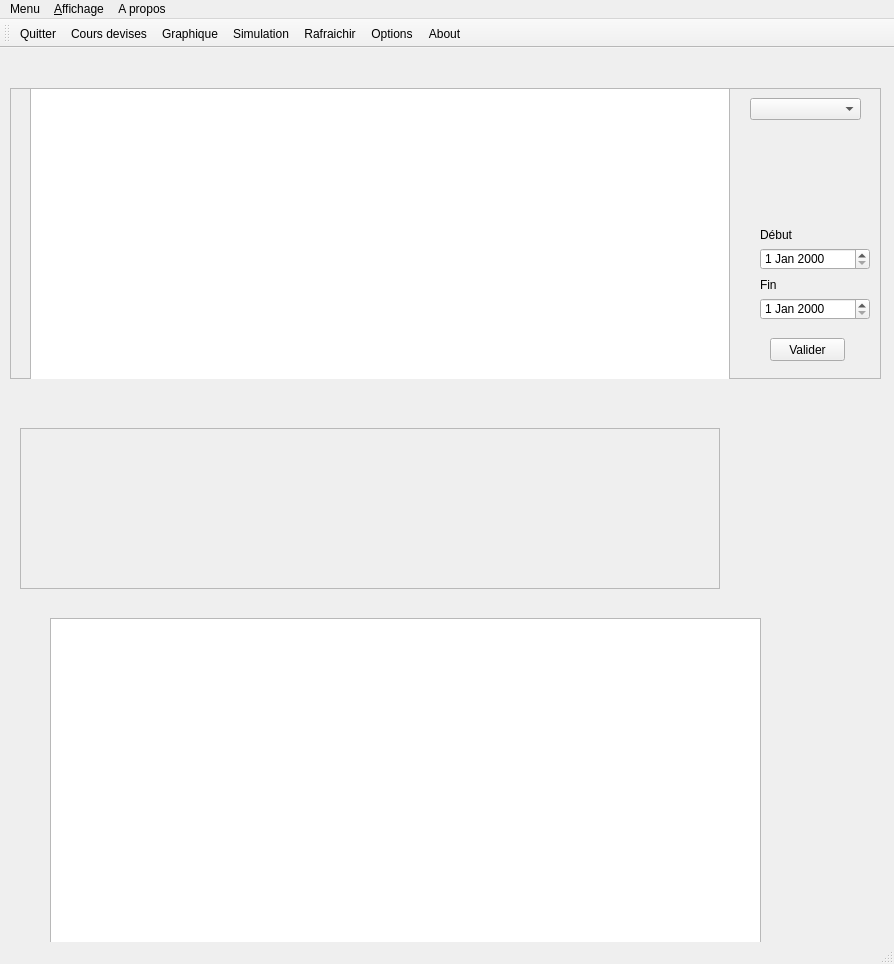
Qt form Projet3_TRADING/mainwindow.ui (MacFly669/myGitFiles) before a commit.
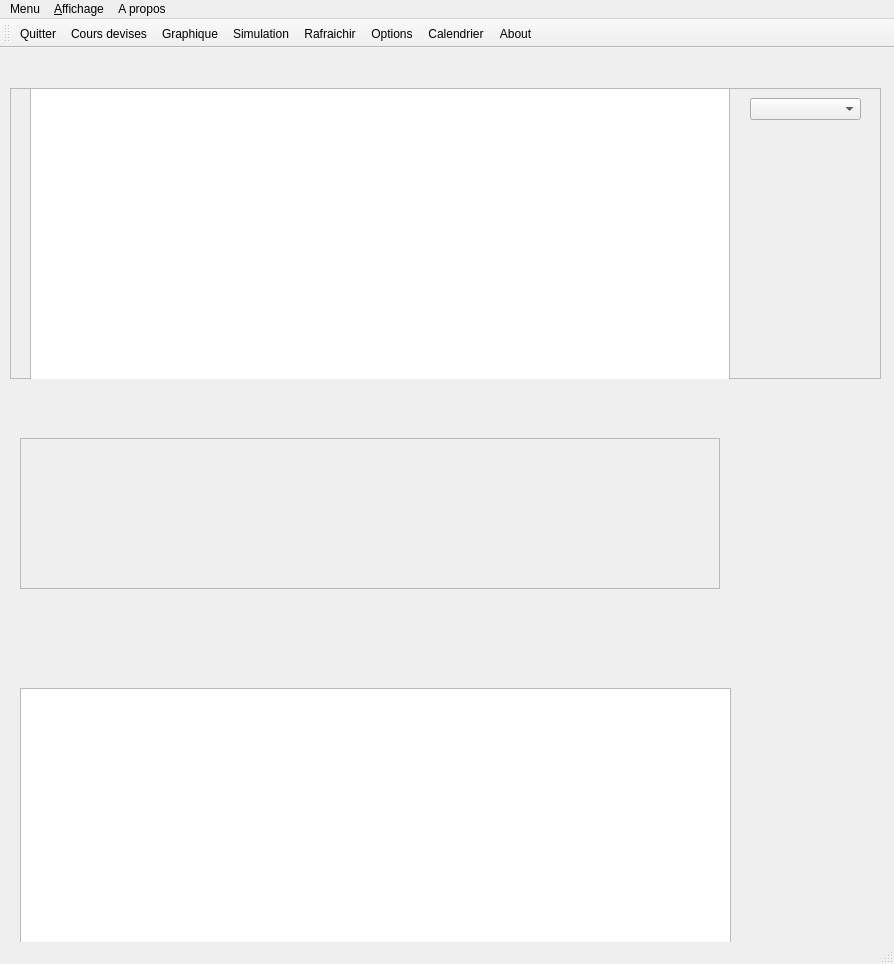
The same form after that commit. Icons and pictures are not drawn.

Commit message: Externalisation de la fenetre periode debut-fin

Patch:
```diff
--- a/Projet3_TRADING/mainwindow.ui
+++ b/Projet3_TRADING/mainwindow.ui
@@ -36,22 +36,6 @@
     <property name="frameShadow">
      <enum>QFrame::Raised</enum>
     </property>
-    <widget class="QPushButton" name="btn_valider_date">
-     <property name="geometry">
-      <rect>
-       <x>760</x>
-       <y>250</y>
-       <width>75</width>
-       <height>23</height>
-      </rect>
-     </property>
-     <property name="text">
-      <string>Valider</string>
-     </property>
-     <property name="flat">
-      <bool>false</bool>
-     </property>
-    </widget>
     <widget class="QTableView" name="tableView">
      <property name="geometry">
       <rect>
@@ -85,52 +69,6 @@
       <bool>true</bool>
      </property>
     </widget>
-    <widget class="QDateEdit" name="dateFin">
-     <property name="geometry">
-      <rect>
-       <x>750</x>
-       <y>210</y>
-       <width>110</width>
-       <height>22</height>
-      </rect>
-     </property>
-    </widget>
-    <widget class="QDateEdit" name="dateDebut">
-     <property name="geometry">
-      <rect>
-       <x>750</x>
-       <y>160</y>
-       <width>110</width>
-       <height>22</height>
-      </rect>
-     </property>
-    </widget>
-    <widget class="QLabel" name="labelDebut">
-     <property name="geometry">
-      <rect>
-       <x>750</x>
-       <y>140</y>
-       <width>47</width>
-       <height>13</height>
-      </rect>
-     </property>
-     <property name="text">
-      <string>Début</string>
-     </property>
-    </widget>
-    <widget class="QLabel" name="labelFin">
-     <property name="geometry">
-      <rect>
-       <x>750</x>
-       <y>190</y>
-       <width>47</width>
-       <height>13</height>
-      </rect>
-     </property>
-     <property name="text">
-      <string>Fin</string>
-     </property>
-    </widget>
     <widget class="QComboBox" name="comboDevises">
      <property name="geometry">
       <rect>
@@ -146,9 +84,9 @@
     <property name="geometry">
      <rect>
       <x>20</x>
-      <y>380</y>
+      <y>390</y>
       <width>700</width>
-      <height>161</height>
+      <height>151</height>
      </rect>
     </property>
     <property name="frameShape">
@@ -161,10 +99,10 @@
    <widget class="QTableWidget" name="tableWidget">
     <property name="geometry">
      <rect>
-      <x>50</x>
-      <y>570</y>
+      <x>20</x>
+      <y>640</y>
       <width>711</width>
-      <height>331</height>
+      <height>261</height>
      </rect>
     </property>
    </widget>
@@ -216,6 +154,7 @@
    <addaction name="actionSimulation"/>
    <addaction name="action_Rafraichir"/>
    <addaction name="actionOptions"/>
+   <addaction name="actionCalendrier"/>
    <addaction name="actionAbout"/>
   </widget>
   <widget class="QStatusBar" name="statusBar"/>
@@ -312,6 +251,18 @@
     <string>Alt+R</string>
    </property>
   </action>
+  <action name="actionCalendrier">
+   <property name="icon">
+    <iconset resource="myresources.qrc">
+     <normaloff>:/icons/icons/Calendar.png</normaloff>:/icons/icons/Calendar.png</iconset>
+   </property>
+   <property name="text">
+    <string>Calendrier</string>
+   </property>
+   <property name="toolTip">
+    <string>Affichage par période entre 2 dates</string>
+   </property>
+  </action>
  </widget>
  <layoutdefault spacing="6" margin="11"/>
  <resources>
```
Left out of the diff: 28 changed lines with no effect on the pictures. The commit also changes 87 other files.
